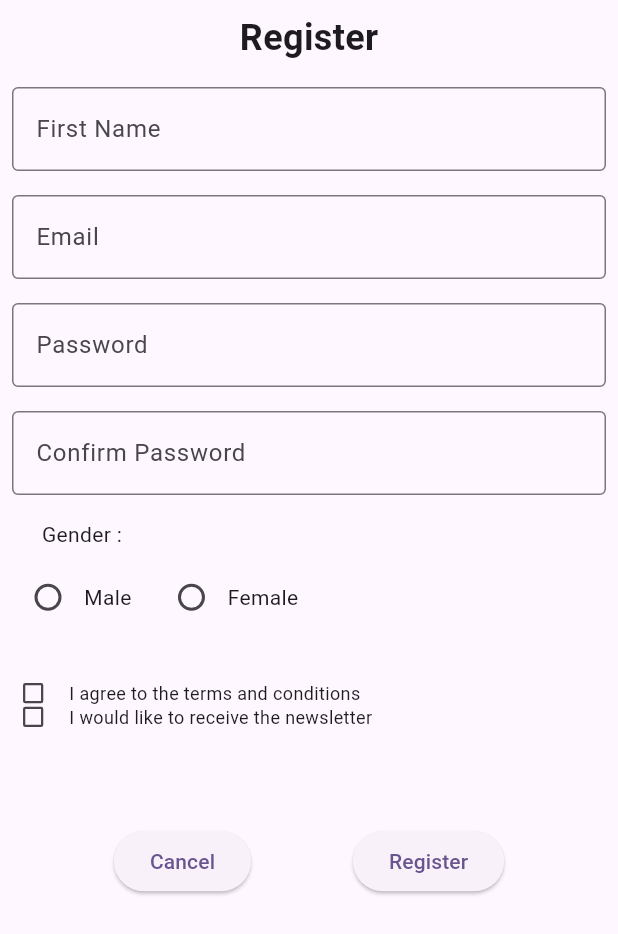
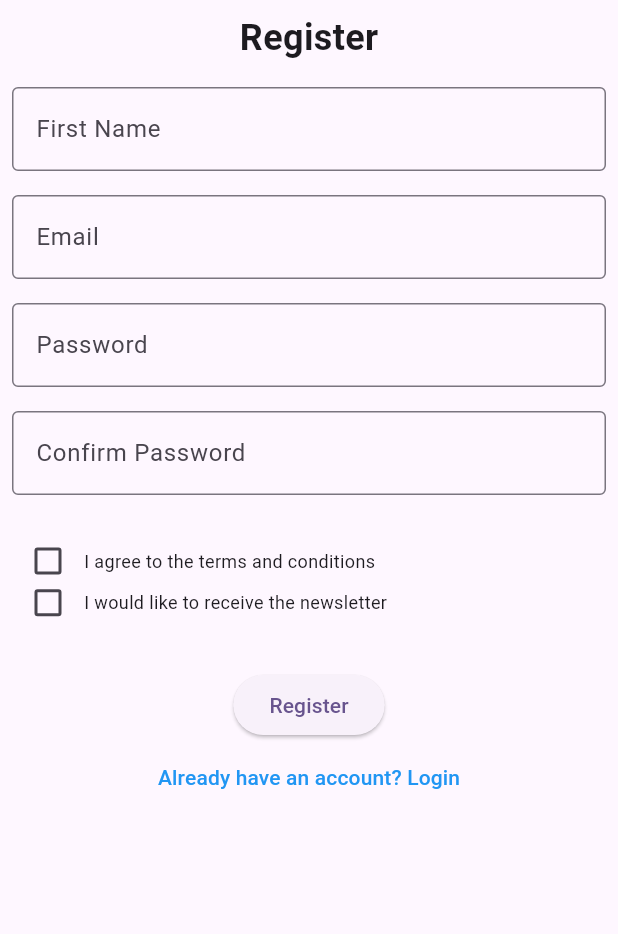
Before and after one commit to BasharAileh/Rates, a Flutter app: the RegisterPage screen opened by its route, on a phone screen of 412 x 824 dp. Shown: the top 934 px of the screen. Run offline on Flutter 3.47's test engine with Material 3 defaults, Android fonts, the phone set to English and light mode, and no system bars; our stand-ins replace firebase_auth, firebase_core, flutter_rating_bar, font_awesome_flutter; accounts and stored records are empty; network calls fail.

Commit message:
more changes on the register and login pages and a bit changes on the firebase commands

```diff
--- a/GP-App/lib/Pages/firebase_initialiser_page.dart
+++ b/GP-App/lib/Pages/firebase_initialiser_page.dart
@@ -5,9 +5,9 @@ import 'package:rates/firebase_options.dart';
 import 'package:rates/pages/home_page.dart';
 import 'package:rates/constants/aspect_ratio.dart';
 import 'package:rates/pages/login_page.dart';
-
 import 'package:rates/pages/splash_screen.dart';
 import 'package:rates/pages/verification_page.dart';
+import 'dart:developer' as devtools show log;
 
 class FirebaseInitPage extends StatelessWidget {
   const FirebaseInitPage({super.key});
@@ -26,6 +26,7 @@ class FirebaseInitPage extends StatelessWidget {
             return const SplashScreen();
           case ConnectionState.done:
             final user = FirebaseAuth.instance.currentUser;
+            devtools.log('User: $user');
             if (user != null) {
               if (user.emailVerified) {
                 return const HomePage();
--- a/GP-App/lib/Pages/register_page.dart
+++ b/GP-App/lib/Pages/register_page.dart
@@ -1,6 +1,7 @@
+import 'package:firebase_auth/firebase_auth.dart';
 import 'package:flutter/material.dart';
 import 'package:flutter/rendering.dart';
-import 'package:rates/constants/decorations.dart';
+import 'dart:developer' as devtools show log;
 
 class RegisterPage extends StatefulWidget {
   const RegisterPage({super.key});
@@ -10,6 +11,27 @@ class RegisterPage extends StatefulWidget {
 }
 
 class _RegisterPageState extends State<RegisterPage> {
+  late final TextEditingController _email;
+  late final TextEditingController _password1;
+  late final TextEditingController _password2;
+  String _passwordError = '';
+
+  @override
+  void initState() {
+    _email = TextEditingController();
+    _password1 = TextEditingController();
+    _password2 = TextEditingController();
+    super.initState();
+  }
+
+  @override
+  void dispose() {
+    _email.dispose();
+    _password1.dispose();
+    _password2.dispose();
+    super.dispose();
+  }
+
   String? _selectedGender;
   bool _isTermsChecked = false;
   bool _isNewsletterChecked = false;
@@ -41,79 +63,50 @@ class _RegisterPageState extends State<RegisterPage> {
                   ),
                 ),
                 const SizedBox(height: 16),
-                const TextField(
-                  decoration: InputDecoration(
+                TextField(
+                  controller: _email,
+                  decoration: const InputDecoration(
                     labelText: 'Email',
                     border: OutlineInputBorder(),
                   ),
                 ),
                 const SizedBox(height: 16),
-                const TextField(
-                  decoration: InputDecoration(
+                TextField(
+                  controller: _password1,
+                  decoration: const InputDecoration(
                     labelText: 'Password',
                     border: OutlineInputBorder(),
                   ),
                 ),
                 const SizedBox(height: 16),
-                const TextField(
+                TextField(
+                  onChanged: (value) {
+                    if (_password1.text != value) {
+                      setState(() {
+                        _passwordError = 'Passwords do not match';
+                      });
+                    }
+                  },
+                  controller: _password2,
                   decoration: InputDecoration(
+                    helperText: _passwordError,
                     labelText: 'Confirm Password',
-                    border: OutlineInputBorder(),
+                    border: const OutlineInputBorder(),
                   ),
                 ),
-                SizedBox(height: constraints.maxHeight * 0.02),
+                Column(
+                  crossAxisAlignment: CrossAxisAlignment.start,
+                  children: [
                     Row(
-                  children: [
-                    SizedBox(
-                      width: constraints.maxWidth * 0.05,
-                    ),
-                    const Text('Gender :'),
-                  ],
-                ),
-                const SizedBox(height: 8),
-                Row(
-                  children: [
-                    Radio<String>(
-                      value: 'M',
-                      groupValue: _selectedGender,
-                      onChanged: (value) {
-                        setState(
-                          () {
-                            _selectedGender = value;
-                          },
-                        );
-                      },
-                    ),
-                    const Text('Male'),
-                    const SizedBox(width: 16),
-                    Radio<String>(
-                      value: 'F',
-                      groupValue: _selectedGender,
-                      onChanged: (value) {
-                        setState(() {
-                          _selectedGender = value;
-                        });
-                      },
-                    ),
-                    const Text('Female'),
-                  ],
-                ),
-                const SizedBox(height: 16),
-                Transform.translate(
-                  offset: Offset(-constraints.maxWidth * 0.025, 0),
-                  child: Row(
                       mainAxisSize: MainAxisSize.min,
                       children: [
-                      Transform.scale(
-                        scale: 0.75,
-                        child: Checkbox(
+                        Checkbox(
                           value: _isTermsChecked,
                           onChanged: (bool? value) {
                             setState(() {
                               _isTermsChecked = value!;
                             });
                           },
-                        ),
                         ),
                         const Text(
                           'I agree to the terms and conditions',
@@ -123,23 +116,18 @@ class _RegisterPageState extends State<RegisterPage> {
                         ),
                       ],
                     ),
-                ),
                     Transform.translate(
-                  offset: Offset(-constraints.maxWidth * 0.025,
-                      -constraints.maxHeight * 0.04),
+                      offset: Offset(0, -constraints.maxHeight * 0.025),
                       child: Row(
                         mainAxisSize: MainAxisSize.min,
                         children: [
-                      Transform.scale(
-                        scale: 0.75,
-                        child: Checkbox(
+                          Checkbox(
                             value: _isNewsletterChecked,
                             onChanged: (bool? value) {
                               setState(() {
                                 _isNewsletterChecked = value!;
                               });
                             },
-                        ),
                           ),
                           const Text(
                             'I would like to receive the newsletter',
@@ -150,19 +138,54 @@ class _RegisterPageState extends State<RegisterPage> {
                         ],
                       ),
                     ),
-                const SizedBox(height: 16),
-                Row(
-                  mainAxisAlignment: MainAxisAlignment.spaceEvenly,
-                  children: [
-                    ElevatedButton(
-                      onPressed: () {},
-                      child: const Text('Cancel'),
+                  ],
                 ),
-                    ElevatedButton(
-                      onPressed: () {},
+                Center(
+                  child: ElevatedButton(
+                    onPressed: () async {
+                      final email = _email.text;
+
+                      if (_password1.text == _password2.text) {
+                        final password = _password1.text;
+                        try {
+                          devtools.log('Creating user with email: $email');
+                          devtools
+                              .log('Creating user with password: $password');
+                          final userCredential = await FirebaseAuth.instance
+                              .createUserWithEmailAndPassword(
+                                  email: email, password: password);
+                          devtools.log(userCredential.user.toString());
+                        } on FirebaseAuthException catch (e) {
+                          // ignore: avoid_devtools.log
+                          if (e.code == 'weak-password') {
+                            setState(() {
+                              _passwordError =
+                                  'The password provided is too weak.';
+                            });
+                          } else if (e.code == 'email-already-in-use') {
+                            devtools.log(
+                                'The account already exists for that email.');
+                          } else if (e.code == 'invalid-email') {
+                            devtools
+                                .log('The email address is badly formatted.');
+                          }
+                          Navigator.of(context).pop();
+                        }
+                      }
+                    },
                     child: const Text('Register'),
                   ),
-                  ],
+                ),
+                Center(
+                  child: TextButton(
+                    onPressed: () {
+                      Navigator.of(context).pop();
+                    },
+                    child: const Text(
+                      'Already have an account? Login',
+                      style: TextStyle(color: Colors.blue),
+                    ),
+                  ),
                 ),
               ],
             );
```
Also changed, not shown: GP-App/lib/Pages/login_page.dart (+62 -43 lines), GP-App/lib/Pages/t.dart (added, +83 -0 lines), GP-App/lib/constants/routes.dart (+6 -4 lines), GP-App/lib/main.dart (+5 -5 lines), GP-App/lib/services/text_width_fun.dart (added, +17 -0 lines), GP-App/lib/services/page_slider.dart (added). Lines whose indentation alone changed are shown as unchanged.
